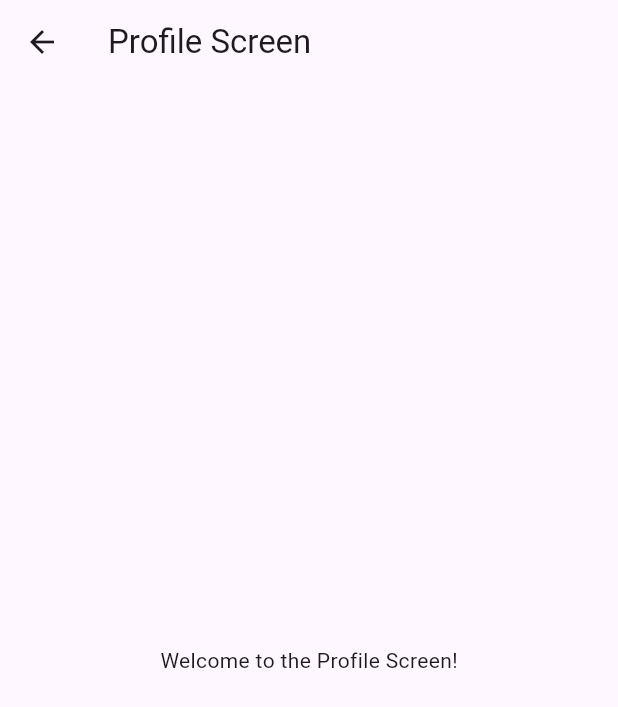
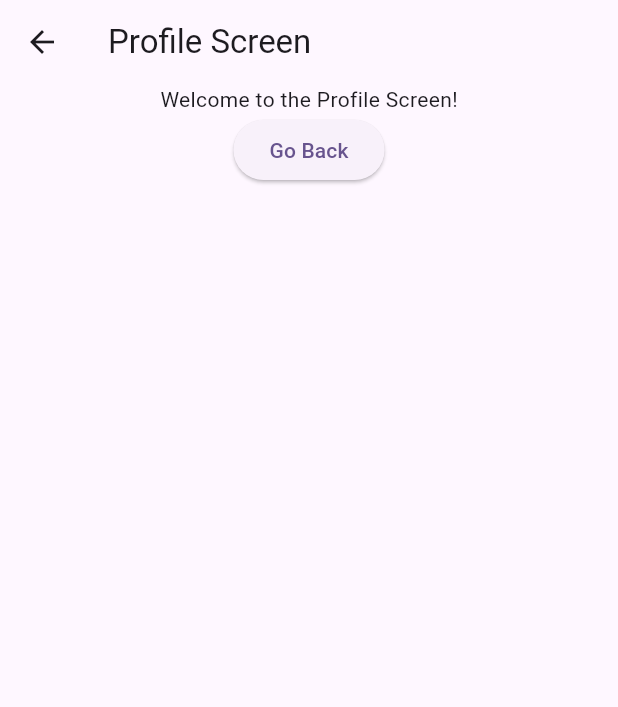
Before and after one commit to sharifka/github_branching_and_merging_app, a Flutter app: the Profile screen opened directly, on a phone screen of 412 x 824 dp. Shown: the top 707 px of the screen. Run offline on Flutter 3.47's test engine with Material 3 defaults, Android fonts, the phone set to English and light mode, and no system bars.

Commit message:
modified profile.dart added column,text and elevated button

```diff
--- a/lib/screens/profile.dart
+++ b/lib/screens/profile.dart
@@ -7,7 +7,17 @@ class Profile extends StatelessWidget {
   Widget build(BuildContext context) {
     return Scaffold(
       appBar: AppBar(title: const Text('Profile Screen')),
-      body: const Center(child: Text('Welcome to the Profile Screen!')),
+      body: Column(
+        children: [
+          const Center(child: Text('Welcome to the Profile Screen!')),
+          ElevatedButton(
+            onPressed: () {
+              Navigator.pop(context);
+            },
+            child: const Text('Go Back'),
+          ),
+        ],
+      ),
     );
   }
 }
```
